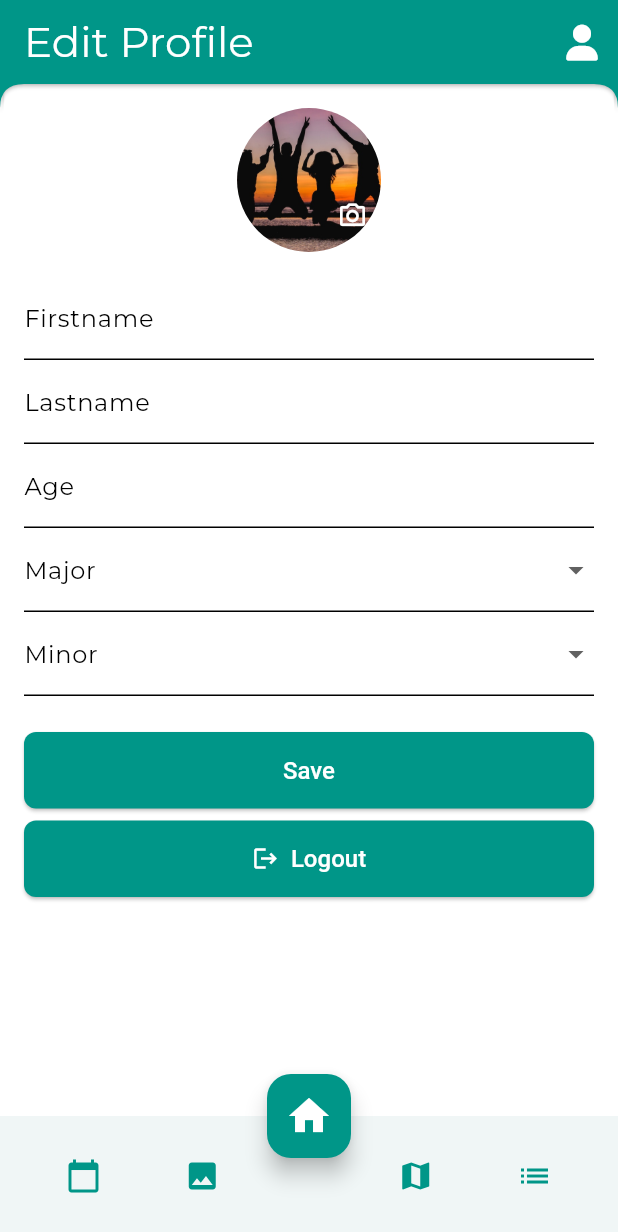
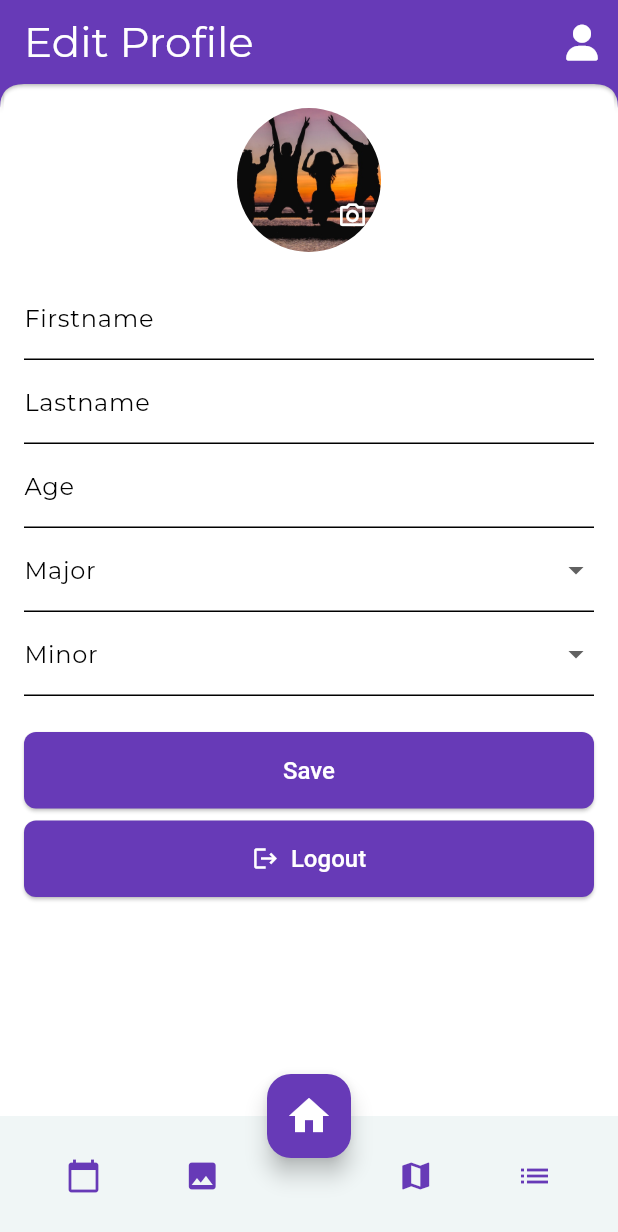
Before and after one commit to MaikelStuivenberg/SPA-app, a Flutter app: the EditProfilePage screen opened by its route, after a tap on an icon or button, on a phone screen of 412 x 824 dp. Shown: the top 1232 px of the screen. Run offline on Flutter 3.47's test engine with Material 3 defaults, Android fonts, the phone set to English and light mode, and no system bars; our stand-ins replace cached_network_image, cloud_firestore, firebase_auth, firebase_core, firebase_messaging, firebase_remote_config and 10 more; accounts and stored records are empty; generated files the repository leaves out were written again; network calls fail; project files that could hold a hidden picture were left out.

Commit message:
Reimplement program

```diff
--- a/lib/app/app.dart
+++ b/lib/app/app.dart
@@ -114,8 +114,8 @@ class AppView extends StatelessWidget {
         ),
         iconTheme: IconThemeData(color: Colors.white),
       ),
-      bottomAppBarTheme: BottomAppBarTheme(
-        color: AppColors.mainColor.shade900,
+      bottomAppBarTheme: const BottomAppBarTheme(
+        color: Color.fromARGB(255, 28, 29, 29),
       ),
       elevatedButtonTheme: ElevatedButtonThemeData(
         style: ElevatedButton.styleFrom(
--- a/lib/features/home/home.dart
+++ b/lib/features/home/home.dart
@@ -4,7 +4,6 @@ import 'package:spa_app/features/home/widget/countdown.dart';
 import 'package:spa_app/features/home/widget/music.dart';
 import 'package:spa_app/features/home/widget/photo.dart';
 import 'package:spa_app/features/home/widget/weather.dart';
-import 'package:spa_app/routes.dart';
 import 'package:spa_app/shared/repositories/user_data.dart';
 import 'package:spa_app/shared/widgets/default_body.dart';
 
@@ -73,7 +72,6 @@ class HomePageState extends State<HomePage> {
             ),
           ),
         );
-        ;
       },
     );
   }
--- a/lib/features/program/cubit/program_state.dart
+++ b/lib/features/program/cubit/program_state.dart
@@ -9,6 +9,19 @@ class ProgramState {
   final bool isLoading;
   final List<Activity>? program;
 
+  Activity? get firstActivity => program?.first;
+  Activity? get lastActivity => program?.last;
+
+  List<Activity> activities(DateTime date) => program!.where((element) {
+        return element.date!.year == date.year &&
+            element.date!.month == date.month &&
+            element.date!.day == date.day;
+      }).toList();
+
+  int get amountOfDays => program == null
+      ? 0
+      : firstActivity!.date!.difference(lastActivity!.date!).inDays.abs() + 1;
+
   ProgramState copyWith({bool? isLoading, List<Activity>? program, int? page}) {
     return ProgramState(
       isLoading: isLoading ?? this.isLoading,
--- a/lib/features/program/models/activity.dart
+++ b/lib/features/program/models/activity.dart
@@ -1,7 +1,7 @@
 import 'package:cloud_firestore/cloud_firestore.dart';
 
 class Activity {
-  Timestamp? date;
+  DateTime? date;
   String? title;
   String? location;
   Map<String, dynamic>? requirements;
@@ -10,7 +10,7 @@ class Activity {
 
   static Activity createFromDoc(QueryDocumentSnapshot<Map<String, dynamic>> d) {
     final activity = Activity()
-      ..date = d.get('date') as Timestamp
+      ..date = (d.get('date') as Timestamp).toDate()
       ..location = d.get('location') as String
       ..title = d.get('title') as String
       ..image = d.get('image') as String
--- a/lib/features/program/pages/program.dart
+++ b/lib/features/program/pages/program.dart
@@ -1,15 +1,12 @@
-import 'package:cloud_firestore/cloud_firestore.dart';
-import 'package:firebase_remote_config/firebase_remote_config.dart';
 import 'package:flutter/material.dart';
+import 'package:flutter_bloc/flutter_bloc.dart';
 import 'package:flutter_gen/gen_l10n/app_localizations.dart';
 import 'package:smooth_page_indicator/smooth_page_indicator.dart';
+import 'package:spa_app/features/auth/cubit/auth_cubit.dart';
+import 'package:spa_app/features/program/cubit/program_cubit.dart';
 import 'package:spa_app/features/program/models/activity.dart';
 import 'package:spa_app/features/program/widget/program_item.dart';
-import 'package:spa_app/features/user/models/user.dart';
-import 'package:spa_app/shared/repositories/program_data.dart';
-import 'package:spa_app/shared/repositories/user_data.dart';
 import 'package:spa_app/shared/widgets/default_body.dart';
-import 'package:spa_app/utils/app_colors.dart';
 import 'package:spa_app/utils/date_formatter.dart';
 
 class ProgramPage extends StatefulWidget {
@@ -23,24 +20,12 @@ class ProgramPageState extends State<ProgramPage> {
   final PageController _pageController = PageController();
   final ScrollController _listViewController = ScrollController();
 
-  late Future<QuerySnapshot<Map<String, dynamic>>> programDocsFuture;
-  late Future<UserData> userDataFuture;
-
   late DateTime minDate;
   late DateTime maxDate;
-  late int amountOfDays;
 
   @override
   void initState() {
     super.initState();
-
-    programDocsFuture = ProgramDataRepository().getProgram();
-    userDataFuture = UserDataRepository().getUser();
-    minDate =
-        DateTime.parse(FirebaseRemoteConfig.instance.getString('start_date'));
-    maxDate =
-        DateTime.parse(FirebaseRemoteConfig.instance.getString('end_date'));
-    amountOfDays = maxDate.difference(minDate).inDays + 1;
   }
 
   @override
@@ -51,13 +36,32 @@ class ProgramPageState extends State<ProgramPage> {
       if (_pageController.hasClients &&
           DateTime.now().isAfter(minDate) &&
           DateTime.now().isBefore(maxDate)) {
-        _pageController.jumpToPage(DateTime.now().day - 22);
+        _pageController.jumpToPage(DateTime.now().day - minDate.day);
       }
     });
 
     return DefaultScaffoldWidget(
       AppLocalizations.of(context)!.programTitle,
-      Stack(
+      BlocBuilder<ProgramCubit, ProgramState>(
+        bloc: BlocProvider.of<ProgramCubit>(context),
+        builder: (context, programState) {
+          if (programState.isLoading) {
+            return const Center(
+              child: CircularProgressIndicator(),
+            );
+          }
+
+          if (programState.program == null || programState.program!.isEmpty) {
+            return Center(
+              child: Text(AppLocalizations.of(context)!.programNoActivitiesYet),
+            );
+          }
+
+          minDate = programState.program!.first.date!;
+          maxDate = programState.program!.last.date!;
+
+          return RefreshIndicator(
+            child: Stack(
               children: [
                 Column(
                   children: [
@@ -65,8 +69,11 @@ class ProgramPageState extends State<ProgramPage> {
                       child: PageView(
                         controller: _pageController,
                         children: [
-                    for (var i = 0; i < amountOfDays; i++)
-                      _buildProgramWidget(minDate.add(Duration(days: i))),
+                          for (var i = 0; i < programState.amountOfDays; i++)
+                            _buildProgramWidget(
+                              programState
+                                  .activities(minDate.add(Duration(days: i))),
+                            ),
                         ],
                       ),
                     ),
@@ -74,7 +81,7 @@ class ProgramPageState extends State<ProgramPage> {
                       margin: const EdgeInsets.fromLTRB(0, 0, 0, 36),
                       child: SmoothPageIndicator(
                         controller: _pageController, // PageController
-                  count: amountOfDays,
+                        count: programState.amountOfDays,
                         effect: const WormEffect(
                           // dotColor: AppColors.mainColor,
                           // activeDotColor: AppColors.secondaryColor,
@@ -87,56 +94,23 @@ class ProgramPageState extends State<ProgramPage> {
                 ),
               ],
             ),
+            onRefresh: () =>
+                BlocProvider.of<ProgramCubit>(context).fetchProgram(),
+          );
+        },
+      ),
     );
   }
 
-  Widget _buildProgramWidget(DateTime dateTime) {
-    var activities = <Activity>[];
-    var user = UserData();
+  Widget _buildProgramWidget(List<Activity> activities) {
+    return BlocBuilder<AuthCubit, AuthState>(
+      bloc: BlocProvider.of<AuthCubit>(context),
+      builder: (context, authState) {
+        if (authState is! AuthStateSuccess) return Container();
 
-    return SafeArea(
-      bottom: false,
-      child: Column(
-        crossAxisAlignment: CrossAxisAlignment.start,
-        children: [
-          Container(height: 16),
-          Center(
-            child: Text(
-              DateFormatter(dateTime, context).formatAsDayname(),
-              style: Theme.of(context).textTheme.headlineLarge,
-            ),
-          ),
-          Container(height: 10),
-          Expanded(
-            child: Container(
-              margin: const EdgeInsets.fromLTRB(16, 0, 16, 0),
-              child: FutureBuilder(
-                future: Future.wait([
-                  programDocsFuture,
-                  userDataFuture,
-                ]),
-                builder: (context, snapshot) {
-                  if (snapshot.connectionState != ConnectionState.done) {
-                    return Text(AppLocalizations.of(context)!.loading);
-                  }
-                  user = snapshot.data![1] as UserData;
-                  // Convert FirebaseStoreDocs to Activity
-                  activities =
-                      (snapshot.data![0] as QuerySnapshot<Map<String, dynamic>>)
-                          .docs
-                          .map<Activity>(Activity.createFromDoc)
+        final user = authState.user;
 
-                          // Filter out activities without date
-                          .where((el) => el.date != null)
-
-                          // Filter on current day
-                          .where(
-                            (el) =>
-                                el.date!.toDate().isAfter(dateTime) &&
-                                el.date!.toDate().isBefore(
-                                      dateTime.add(const Duration(days: 1)),
-                                    ),
-                          )
+        final filteredActivities = activities
             // Only show relevant majors
             .where(
               (el) =>
@@ -180,42 +154,38 @@ class ProgramPageState extends State<ProgramPage> {
                   (int.tryParse(user.age!) != null &&
                       int.tryParse(user.age!)! >= 13),
             )
-                          .toList()
-                        ..sort(
-                          (a, b) => a.date!.millisecondsSinceEpoch >
-                                  b.date!.millisecondsSinceEpoch
-                              ? 1
-                              : -1,
-                        );
+            .toList();
 
-                  if (activities.isEmpty) {
-                    return Center(
+        return SafeArea(
+          bottom: false,
+          child: Column(
+            crossAxisAlignment: CrossAxisAlignment.start,
+            children: [
+              Container(height: 16),
+              Center(
                 child: Text(
-                        AppLocalizations.of(context)!.programNoActivitiesYet,
+                  DateFormatter(filteredActivities.first.date!, context)
+                      .formatAsDayname(),
+                  style: Theme.of(context).textTheme.headlineLarge,
                 ),
-                    );
-                  }
-
-                  return RefreshIndicator(
+              ),
+              Container(height: 10),
+              Expanded(
+                child: Container(
+                  margin: const EdgeInsets.fromLTRB(16, 0, 16, 0),
                   child: ListView.builder(
                     controller: _listViewController,
-                      itemCount: activities.length,
+                    itemCount: filteredActivities.length,
                     itemBuilder: (BuildContext context, int index) {
-                        return Programitem(activity: activities[index]);
-                      },
-                    ),
-                    onRefresh: () async {
-                      programDocsFuture = ProgramDataRepository().getProgram();
-                      await programDocsFuture;
-                      setState(() {});
-                    },
-                  );
+                      return Programitem(activity: filteredActivities[index]);
                     },
                   ),
                 ),
               ),
             ],
           ),
+        );
+      },
     );
   }
 
@@ -224,8 +194,8 @@ class ProgramPageState extends State<ProgramPage> {
     Activity? nextActivity,
     DateTime currentTime,
   ) {
-    return activity.date!.toDate().isBefore(currentTime) &&
+    return activity.date!.isBefore(currentTime) &&
         nextActivity != null &&
-        nextActivity.date!.toDate().isAfter(currentTime);
+        nextActivity.date!.isAfter(currentTime);
   }
 }
--- a/lib/features/program/widget/program_item.dart
+++ b/lib/features/program/widget/program_item.dart
@@ -6,8 +6,8 @@ import 'package:spa_app/routes.dart';
 
 class Programitem extends StatelessWidget {
   const Programitem({
+    required this.activity,
     super.key,
-    required this.activity,
   });
 
   final Activity activity;
@@ -80,7 +80,7 @@ class Programitem extends StatelessWidget {
                           ),
                           Text(
                             DateFormat('HH:mm').format(
-                              activity.date!.toDate(),
+                              activity.date!,
                             ),
                             style: Theme.of(context).textTheme.bodyMedium,
                           ),
--- a/lib/features/splash/splash.dart
+++ b/lib/features/splash/splash.dart
@@ -1,6 +1,5 @@
 import 'dart:async';
 
-import 'package:firebase_auth/firebase_auth.dart';
 import 'package:flutter/material.dart';
 import 'package:flutter_bloc/flutter_bloc.dart';
 import 'package:flutter_spinkit/flutter_spinkit.dart';
@@ -32,6 +31,8 @@ class SplashPageState extends State<SplashPage> {
     Future.delayed(const Duration(milliseconds: 1000), () async {
       final autoLogin =
           await BlocProvider.of<AuthCubit>(context).tryAutoLogin();
+
+      if (!mounted) return;
 
       if (autoLogin) {
         await Navigator.of(context).pushReplacementNamed(Routes.home);
--- a/lib/features/user/pages/edit_profile_page.dart
+++ b/lib/features/user/pages/edit_profile_page.dart
@@ -169,6 +169,10 @@ class EditProfilePageState extends State<EditProfilePage> {
                                     value: 'Theatre',
                                     child: Text('Theatre'),
                                   ),
+                                  DropdownMenuItem(
+                                    value: 'Sports',
+                                    child: Text('Sports'),
+                                  ),
                                 ],
                                 onChanged: (value) {
                                   if (value != null) {
@@ -191,12 +195,8 @@ class EditProfilePageState extends State<EditProfilePage> {
                                       child: Text('Brass Class'),
                                     ),
                                     DropdownMenuItem(
-                                      value: 'Gospel',
-                                      child: Text('Gospel'),
-                                    ),
-                                    DropdownMenuItem(
-                                      value: 'Sport & Ministries',
-                                      child: Text('Sport & Ministries'),
+                                      value: 'Zingen in stijl!',
+                                      child: Text('Zingen in stijl!'),
                                     ),
                                     DropdownMenuItem(
                                       value: 'Ritme',
@@ -207,16 +207,16 @@ class EditProfilePageState extends State<EditProfilePage> {
                                       child: Text('Media'),
                                     ),
                                     DropdownMenuItem(
-                                      value: 'Compositie',
-                                      child: Text('Compositie'),
+                                      value: 'Handige Handjes',
+                                      child: Text('Handige Handjes'),
                                     ),
                                     DropdownMenuItem(
                                       value: 'Timbrels',
                                       child: Text('Timbrels'),
                                     ),
                                     DropdownMenuItem(
-                                      value: 'Improvisatie',
-                                      child: Text('Improvisatie'),
+                                      value: 'Directie',
+                                      child: Text('Directie'),
                                     ),
                                   ],
                                   onChanged: (value) {
--- a/lib/main.dart
+++ b/lib/main.dart
@@ -35,8 +35,8 @@ Future<void> main() async {
     'flickr_min_upload_date': 1689804000, // Unix timestamp (2023-07-20)
     'flickr_max_upload_date': 1690840800, // Unix timestamp (2023-08-01)
     'show_photos_per_page': 5,
-    'start_date': '2024-07-20T07:00:00+01:00',
-    'end_date': '2024-07-26T23:00:00+01:00',
+    'start_date': '2024-07-01T00:00:00+02:00',
+    'end_date': '2024-08-01T00:00:00+02:00',
     'use_minor': true,
   });
 
--- a/lib/utils/app_colors.dart
+++ b/lib/utils/app_colors.dart
@@ -3,6 +3,6 @@ import 'package:flutter/material.dart';
 class AppColors {
   AppColors._();
 
-  static const mainColor = Colors.teal;
+  static const mainColor = Colors.deepPurple;
   static const secondaryColor = Colors.brown;
 }
```
Also changed, not shown: lib/features/program/cubit/program_cubit.dart (+13 -1 lines). Lines whose indentation alone changed are shown as unchanged.
